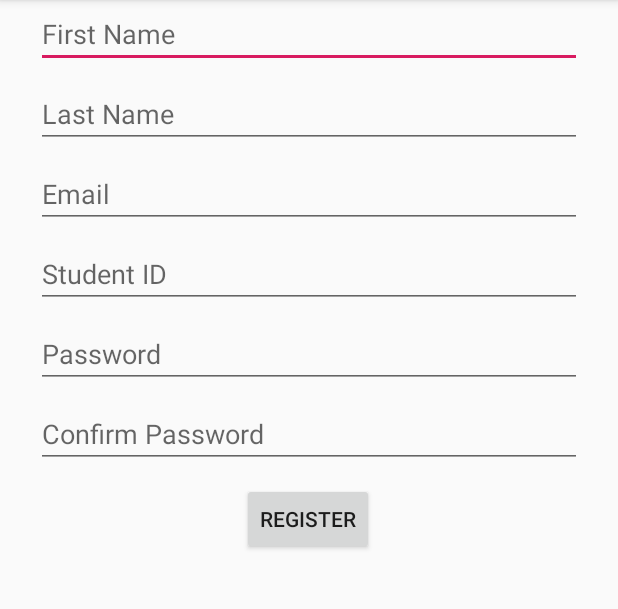
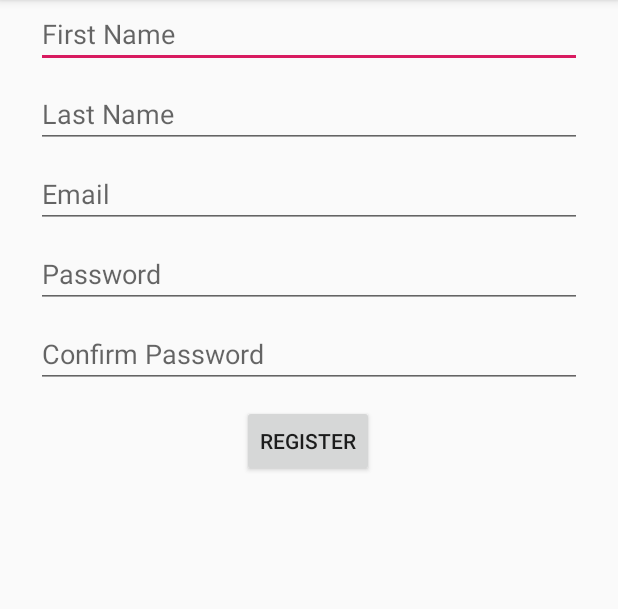
Before and after one commit to briciora/Clicker-App, an Android app: the screen it shows after launch (RegisterStudentActivity), after a tap on "REGISTER AS STUDENT", on a phone screen of 412 x 824 dp, the part 84-693 px from its top. Run offline under Robolectric (Android 15) with nearby library versions, the phone set to English and light mode, and no system bars; our stand-ins replace Firebase (no records; nobody signed in at launch, a user with empty details on screens opened directly); libraries missing offline, so code that uses them is left out: com.firebase.client; 2 other taps on this screen came first.

Commit message:
distinguish between teachers and students

```diff
--- a/app/src/main/java/com/example/clicker/ui/login/LoginActivity.java
+++ b/app/src/main/java/com/example/clicker/ui/login/LoginActivity.java
@@ -33,6 +33,7 @@ import com.google.firebase.database.ValueEventListener;
 public class LoginActivity extends AppCompatActivity implements View.OnClickListener {
     EditText emailId, password;
     FirebaseAuth mFirebaseAuth;
+    boolean identity;
 
     @Override
     public void onCreate(Bundle savedInstanceState) {
@@ -44,11 +45,11 @@ public class LoginActivity extends AppCompatActivity implements View.OnClickList
         findViewById(R.id.login).setOnClickListener(this);
         findViewById(R.id.registerAsStudent).setOnClickListener(this);
         findViewById(R.id.registerAsTeacher).setOnClickListener(this);
-        //System.out.println("AAAAAAAAAAAAAAAA");
 
     }
     public void userLogin(){
        String email = emailId.getText().toString();
+       final String userName = email.split("@")[0];
        String pwd = password.getText().toString();
        if(email.isEmpty()){
            emailId.setError("Please enter your email");
@@ -66,9 +67,27 @@ public class LoginActivity extends AppCompatActivity implements View.OnClickList
                @Override
                public void onComplete(@NonNull Task<AuthResult> task) {
                    if(task.isSuccessful()){
-                       //PUT NEW ACTIVITY HERE
+                       DatabaseReference ref = FirebaseDatabase.getInstance().getReference();
+                       ref.child("Students").child(userName).addValueEventListener(new ValueEventListener() {
+                           @Override
+                           public void onDataChange(DataSnapshot dataSnapshot) {
+                               if(dataSnapshot.exists()){
+                                   Toast.makeText(LoginActivity.this, "You are a student", Toast.LENGTH_SHORT).show();
+                                   identity = true;
+                               } else {
+                                   Toast.makeText(LoginActivity.this, "You are a teacher", Toast.LENGTH_SHORT).show();
+                                   identity = false;
+                               }
+                           }
+
+                           @Override
+                           public void onCancelled(DatabaseError databaseError) {
+
+                           }
+                       });
                        Toast.makeText(LoginActivity.this, "Login Successful", Toast.LENGTH_SHORT).show();
                        Intent intent = new Intent(LoginActivity.this, ClassListActivity.class);
+                       intent.putExtra("idValue", identity);
                        startActivity(intent);
                    }
                    else{
@@ -86,23 +105,6 @@ public class LoginActivity extends AppCompatActivity implements View.OnClickList
     public void onClick(View v) {
         switch (v.getId()) {
             case R.id.login:
-                /*DatabaseReference ref = FirebaseDatabase.getInstance().getReference();
-                ref.child("Students").child("email").addValueEventListener(new ValueEventListener() {
-                    @Override
-                    public void onDataChange(DataSnapshot dataSnapshot) {
-                        if(dataSnapshot.exists()){
-                            Toast.makeText(LoginActivity.this, "STUDENT CLASS", Toast.LENGTH_SHORT).show();
-                            // use "username" already exists
-                        } else {
-                            // "username" does not exist yet.
-                        }
-                    }
-
-                    @Override
-                    public void onCancelled(DatabaseError databaseError) {
-
-                    }
-                });*/
                 userLogin();
                 break;
             case R.id.registerAsStudent:
--- a/app/src/main/res/layout/activity_register_student.xml
+++ b/app/src/main/res/layout/activity_register_student.xml
@@ -43,17 +43,6 @@
         app:layout_constraintStart_toStartOf="parent"
         app:layout_constraintTop_toBottomOf="@+id/LastName" />
 
-    <EditText
-        android:id="@+id/StudentID"
-        android:layout_width="0dp"
-        android:layout_height="wrap_content"
-        android:layout_marginStart="24dp"
-        android:layout_marginTop="8dp"
-        android:layout_marginEnd="24dp"
-        android:hint="Student ID"
-        app:layout_constraintEnd_toEndOf="parent"
-        app:layout_constraintStart_toStartOf="parent"
-        app:layout_constraintTop_toBottomOf="@+id/Email" />
 
     <EditText
         android:id="@+id/Password"
@@ -65,7 +54,7 @@
         android:hint="Password"
         app:layout_constraintEnd_toEndOf="parent"
         app:layout_constraintStart_toStartOf="parent"
-        app:layout_constraintTop_toBottomOf="@+id/StudentID" />
+        app:layout_constraintTop_toBottomOf="@+id/Email" />
 
     <EditText
         android:id="@+id/ConfirmPassword"
```
Also changed, not shown: app/src/main/java/com/example/clicker/ui/login/ClassListActivity.java (+8 -1 lines), app/src/main/java/com/example/clicker/ui/login/RegisterStudentActivity.java (+3 -14 lines), app/src/main/java/com/example/clicker/ui/login/RegisterTeacherActivity.java (+2 -8 lines), app/src/main/java/com/example/clicker/ui/login/Students.java (+0 -9 lines), app/src/main/java/com/example/clicker/ui/login/Teachers.java (+0 -11 lines), app/src/main/res/layout/activity_register_teacher.xml (+1 -13 lines).
